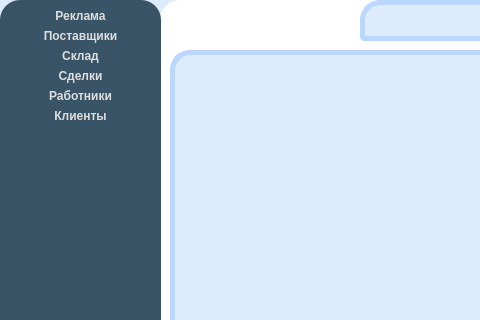
This is CRM/interface/interface.ui in Plnguins/CRM as Qt 5 draws it before an edit; both pictures show x 0 to 480 and y 0 to 320 of the 821 by 492 pixel window. The edited form follows.
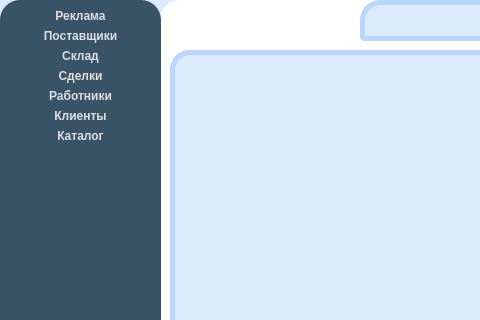
This is the edited form. Icons and pictures are not drawn.

Commit message: Изменен интерфейс для работы с таблицей ноутбуков.

Patch:
```diff
--- a/CRM/interface/interface.ui
+++ b/CRM/interface/interface.ui
@@ -805,6 +805,60 @@
       </property>
      </widget>
     </item>
+    <item>
+     <widget class="QPushButton" name="Laptop">
+      <property name="styleSheet">
+       <string notr="true">QPushButton#Catalog {
+    font: 12pt &quot;Comfortaa&quot;;
+	color: rgb(222, 222, 222);
+	font: bold;
+	border: none;
+	background-color: rgb(56, 84, 102);
+	border-radius:10px;
+ }
+
+QPushButton#Catalog:hover:!pressed {
+     background-color: rgb(54, 69, 80);
+	font: 12pt &quot;Comfortaa&quot;;
+	color: rgb(222, 222, 222);
+	font: bold;
+	border: none;
+	border-radius:10px;
+ }
+
+QPushButton#Catalog:pressed {
+     background-color: rgb(54, 69, 80);
+	font: 12pt &quot;Comfortaa&quot;;
+	color: rgb(222, 222, 222);
+	font: bold;
+	border: none;
+	border-radius:10px;
+ }
+
+QPushButton#Catalog:checked {
+     background-color: rgb(54, 69, 80);
+	font: 12pt &quot;Comfortaa&quot;;
+	color: rgb(222, 222, 222);
+	font: bold;
+	border: none;
+	border-radius:10px;
+ }</string>
+      </property>
+      <property name="text">
+       <string>Каталог</string>
+      </property>
+      <property name="icon">
+       <iconset resource="../../resources/resources.qrc">
+        <normaloff>:/images/laptop.png</normaloff>:/images/laptop.png</iconset>
+      </property>
+      <property name="iconSize">
+       <size>
+        <width>30</width>
+        <height>30</height>
+       </size>
+      </property>
+     </widget>
+    </item>
     <item>
      <spacer name="verticalSpacer">
       <property name="orientation">
```
Left out of the diff: 17 changed lines with no effect on the pictures. The commit also changes 3 other files.
